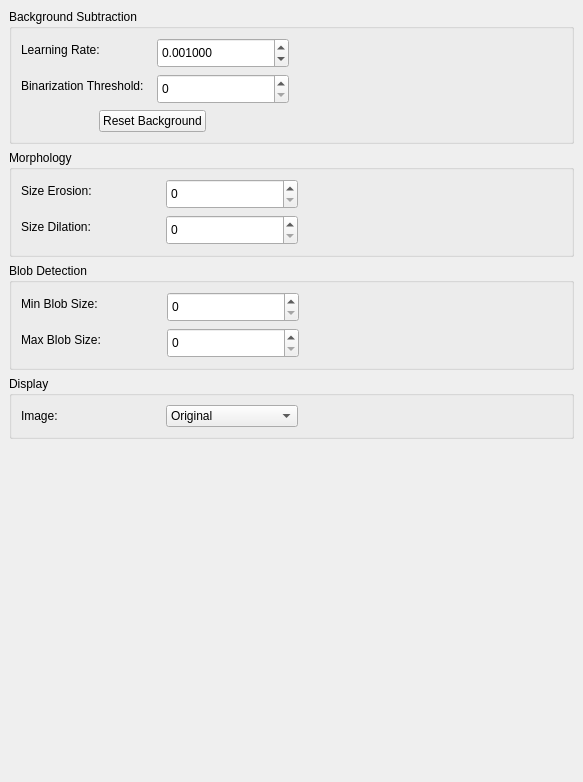
Before: the Qt Designer form Src/View/TrackerParameterView.ui in BioroboticsLab/biotracker_backgroundsubtraction_tracker, drawn with Qt 5.
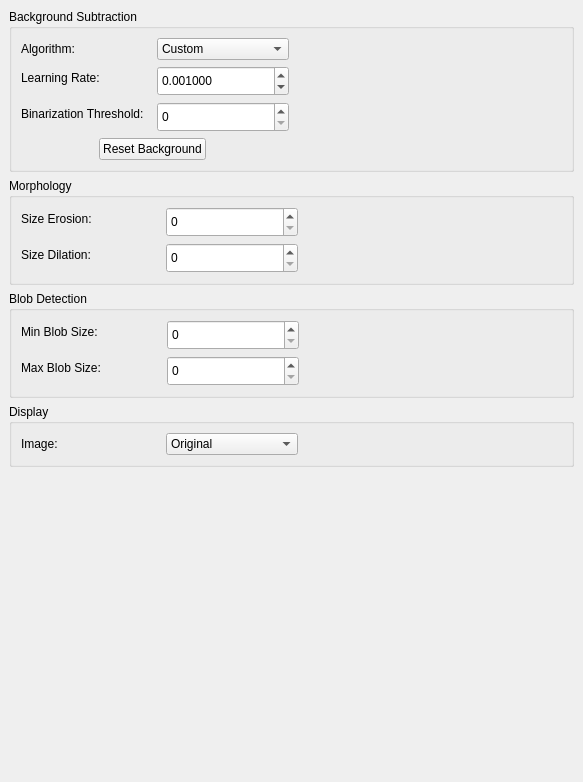
After: the same form once the commit is applied.

Diff of the .ui file:
```diff
--- a/Src/View/TrackerParameterView.ui
+++ b/Src/View/TrackerParameterView.ui
@@ -97,33 +97,20 @@
                <number>13</number>
               </property>
               <item row="0" column="0">
+               <widget class="QLabel" name="label">
+                <property name="text">
+                 <string>Algorithm:</string>
+                </property>
+               </widget>
+              </item>
+              <item row="1" column="0">
                <widget class="QLabel" name="label_7">
                 <property name="text">
                  <string>Learning Rate:</string>
                 </property>
                </widget>
               </item>
-              <item row="1" column="0">
-               <widget class="QLabel" name="label_2">
-                <property name="text">
-                 <string>Binarization Threshold:</string>
-                </property>
-               </widget>
-              </item>
               <item row="1" column="1">
-               <widget class="QSpinBox" name="lineEdit_2_binThresh">
-                <property name="minimumSize">
-                 <size>
-                  <width>132</width>
-                  <height>30</height>
-                 </size>
-                </property>
-                <property name="toolTip">
-                 <string>Set the binarization threshold</string>
-                </property>
-               </widget>
-              </item>
-              <item row="0" column="1">
                <widget class="QDoubleSpinBox" name="lineEdit_7_learningRate">
                 <property name="minimumSize">
                  <size>
@@ -148,6 +135,47 @@
                 </property>
                </widget>
               </item>
+              <item row="2" column="0">
+               <widget class="QLabel" name="label_2">
+                <property name="text">
+                 <string>Binarization Threshold:</string>
+                </property>
+               </widget>
+              </item>
+              <item row="2" column="1">
+               <widget class="QSpinBox" name="lineEdit_2_binThresh">
+                <property name="minimumSize">
+                 <size>
+                  <width>132</width>
+                  <height>30</height>
+                 </size>
+                </property>
+                <property name="toolTip">
+                 <string>Set the binarization threshold</string>
+                </property>
+               </widget>
+              </item>
+              <item row="0" column="1">
+               <widget class="QComboBox" name="algorithmCB">
+                <property name="minimumSize">
+                 <size>
+                  <width>132</width>
+                  <height>0</height>
+                 </size>
+                </property>
+                <property name="maximumSize">
+                 <size>
+                  <width>132</width>
+                  <height>16777215</height>
+                 </size>
+                </property>
+                <item>
+                 <property name="text">
+                  <string>Custom</string>
+                 </property>
+                </item>
+               </widget>
+              </item>
              </layout>
             </item>
             <item>
@@ -340,12 +368,24 @@
               </item>
               <item row="0" column="1">
                <widget class="QComboBox" name="comboBoxSendImage">
+                <property name="sizePolicy">
+                 <sizepolicy hsizetype="Minimum" vsizetype="Fixed">
+                  <horstretch>0</horstretch>
+                  <verstretch>0</verstretch>
+                 </sizepolicy>
+                </property>
                 <property name="minimumSize">
                  <size>
                   <width>132</width>
                   <height>0</height>
                  </size>
                 </property>
+                <property name="maximumSize">
+                 <size>
+                  <width>132</width>
+                  <height>16777215</height>
+                 </size>
+                </property>
                 <property name="toolTip">
                  <string>Choose which image to display for the next frames. Tracking must be actived.</string>
                 </property>
```
